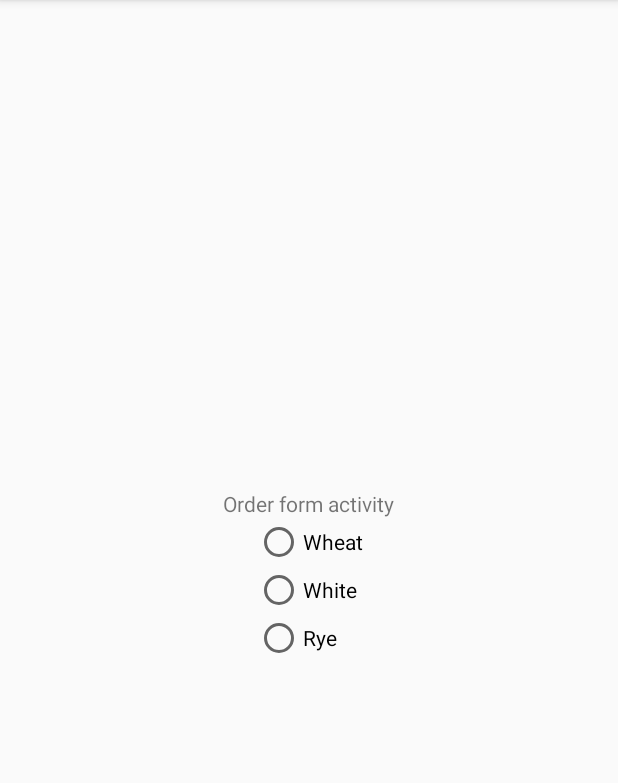
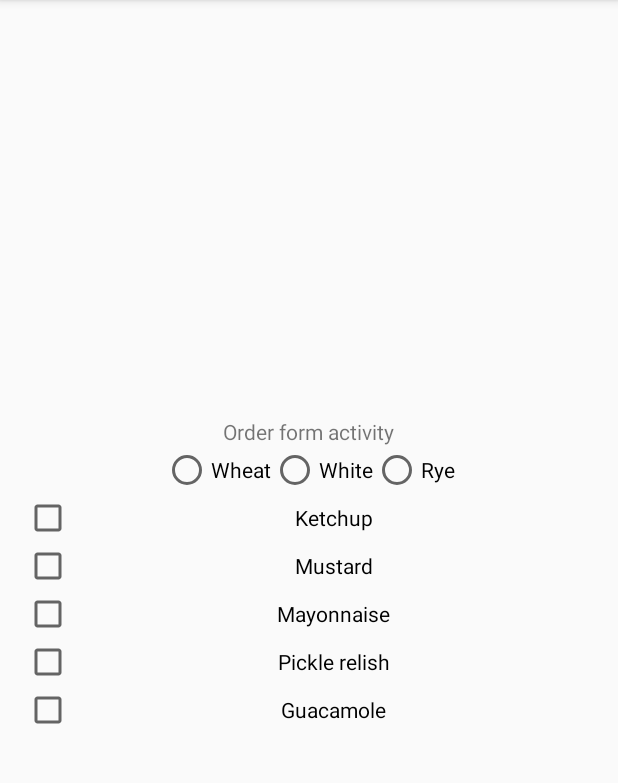
Before and after one commit to juancarmona26/SandwichShopP3, an Android app: the screen it shows after launch (OrderFormActivity), on a phone screen of 412 x 824 dp, the part 84-867 px from its top. Run offline under Robolectric (Android 15) with nearby library versions, the phone set to English and light mode, and no system bars.

Commit message:
List of check boxes created
List of check boxes created for topping options for a sandwich

```diff
--- a/app/src/main/res/layout/activity_main.xml
+++ b/app/src/main/res/layout/activity_main.xml
@@ -12,7 +12,7 @@
         android:id="@+id/text_view_activity" />
 
     <LinearLayout
-        android:orientation="vertical"
+        android:orientation="horizontal"
         android:layout_width="match_parent"
         android:layout_height="wrap_content"
         android:layout_gravity="center_horizontal"
@@ -21,7 +21,8 @@
         <RadioGroup
             android:layout_width="wrap_content"
             android:layout_height="wrap_content"
-            android:gravity="center_vertical">
+            android:gravity="center_vertical"
+            android:orientation="horizontal">
 
             <RadioButton
                 android:layout_width="wrap_content"
@@ -46,4 +47,61 @@
         </RadioGroup>
     </LinearLayout>
 
+    <LinearLayout
+        android:orientation="vertical"
+        android:layout_width="match_parent"
+        android:layout_height="wrap_content"
+        android:layout_gravity="center_horizontal"
+        android:gravity="center">
+
+        <CheckBox
+            android:layout_width="fill_parent"
+            android:layout_height="wrap_content"
+            android:text="@string/check_box_ketchup"
+            android:id="@+id/check_box_ketchup"
+            android:checked="false"
+            android:gravity="center" />
+
+        <CheckBox
+            android:layout_width="fill_parent"
+            android:layout_height="wrap_content"
+            android:text="@string/check_box_mustard"
+            android:id="@+id/checkBox2"
+            android:checked="false"
+            android:gravity="center" />
+
+        <CheckBox
+            android:layout_width="fill_parent"
+            android:layout_height="wrap_content"
+            android:text="@string/check_box_mayonnaise"
+            android:id="@+id/checkBox3"
+            android:checked="false"
+            android:gravity="center" />
+
+        <CheckBox
+            android:layout_width="fill_parent"
+            android:layout_height="wrap_content"
+            android:text="@string/check_box_pickle_relish"
+            android:id="@+id/checkBox"
+            android:layout_gravity="center_horizontal"
+            android:checked="false"
+            android:gravity="center" />
+
+        <CheckBox
+            android:layout_width="fill_parent"
+            android:layout_height="wrap_content"
+            android:text="@string/check_box_guacamole"
+            android:id="@+id/checkBox4"
+            android:layout_gravity="center_horizontal"
+            android:checked="false"
+            android:gravity="center" />
+
+        <LinearLayout
+            android:orientation="vertical"
+            android:layout_width="fill_parent"
+            android:layout_height="fill_parent">
+
+        </LinearLayout>
+    </LinearLayout>
+
 </LinearLayout>
--- a/app/src/main/res/values/strings.xml
+++ b/app/src/main/res/values/strings.xml
@@ -8,5 +8,10 @@
     <string name="radio_button_wheat">Wheat</string>
     <string name="radio_button_white">White</string>
     <string name="radio_button_rye">Rye</string>
+    <string name="check_box_ketchup">Ketchup</string>
+    <string name="check_box_mustard">Mustard</string>
+    <string name="check_box_mayonnaise">Mayonnaise</string>
+    <string name="check_box_pickle_relish">Pickle relish</string>
+    <string name="check_box_guacamole">Guacamole</string>
 
 </resources>
```
Also changed, not shown: 1 other file.
